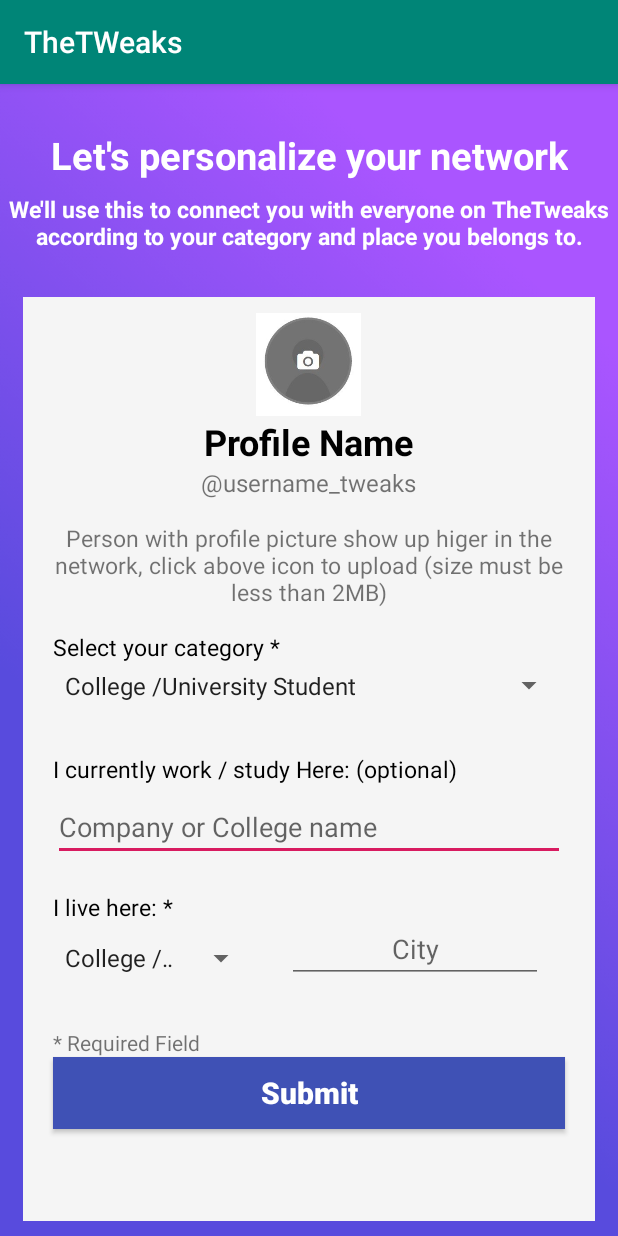
After one commit to snt4589/TheTWeaks, an Android app: the RegistrationActivity screen opened directly, with no data from a screen before it, on a phone screen of 412 x 824 dp. The commit adds this screen. Run offline under Robolectric (Android 15) with nearby library versions, the phone set to English and light mode, and no system bars.

Commit message:
Fnal registration page done

```diff
--- /dev/null
+++ b/app/src/main/java/com/thetweaks/snt/thetweaks/Activities/RegistrationActivity.java
@@ -0,0 +1,80 @@
+package com.thetweaks.snt.thetweaks.Activities;
+
+import android.support.v7.app.AppCompatActivity;
+import android.os.Bundle;
+import android.view.View;
+import android.widget.AdapterView;
+import android.widget.ArrayAdapter;
+import android.widget.Spinner;
+import android.widget.Toast;
+import com.thetweaks.snt.thetweaks.R;
+
+import java.util.ArrayList;
+import java.util.Arrays;
+import java.util.List;
+
+
+public class RegistrationActivity extends AppCompatActivity implements AdapterView.OnItemSelectedListener {
+    private Spinner categorySpinner, stateSpinner;
+
+    @Override
+    protected void onCreate(Bundle savedInstanceState) {
+        super.onCreate(savedInstanceState);
+        setContentView(R.layout.activity_registration);
+
+
+
+
+
+
+        Spinner categorySpinner = (Spinner) findViewById(R.id.category);
+        Spinner stateSpinner = (Spinner) findViewById(R.id.state_spinner);
+
+
+        categorySpinner.setOnItemSelectedListener(this);
+
+
+        List<String> categories = new ArrayList<String>(Arrays.asList("College /University Student","School",
+                "Student","Artist", "Author","Blogger","Banker","Coach","Comedian","Director","Doctor",
+                "Employee","Entrepreneur","Engineer","Model","Media People","Film Character","Journalist",
+                "Motivational Speaker","News Personality","Photographer","Politician","Public Figure",
+                "Scientist","Social Worker","Sportsperson","Teacher","Writer","Other"));
+
+        List<String> states = new ArrayList<String>(Arrays.asList("Andhra Pradesh","Arunachal Pradesh","Assam",
+                "Bihar","Chhattisgarh","Goa","Gujarat","Haryana","Himachal Pradesh",
+                "Jammu and Kashmir","Jharkhand","Karnataka","Kerala","Madhya Pradesh",
+                "Maharashtra","Manipur","Meghalaya","Mizoram","Nagaland","Odisha",
+                "Punjab","Rajasthan","Sikkim","Tamil Nadu","Telangana","Tripura","Uttar Pradesh"
+                ,"Uttarakhand","West Bengal"));
+
+
+
+        ArrayAdapter<String> dataAdapter = new ArrayAdapter<String>(this, android.R.layout.simple_spinner_item, categories);
+
+        ArrayAdapter<String> statesAdapter = new ArrayAdapter<String>(this, android.R.layout.simple_spinner_item, states);
+
+
+        dataAdapter.setDropDownViewResource(android.R.layout.simple_spinner_dropdown_item);
+        statesAdapter.setDropDownViewResource(android.R.layout.simple_spinner_dropdown_item);
+
+
+
+        categorySpinner.setAdapter(dataAdapter);
+        stateSpinner.setAdapter(dataAdapter);
+    }
+
+    @Override
+    public void onItemSelected(AdapterView<?> parent, View view, int position, long id) {
+
+        String item = parent.getItemAtPosition(position).toString();
+
+        Toast.makeText(parent.getContext(), "Selected: " + item, Toast.LENGTH_LONG).show();
+    }
+    public void onNothingSelected(AdapterView<?> arg0) {
+        // TODO Auto-generated method stub
+    }
+
+
+
+
+}
--- /dev/null
+++ b/app/src/main/res/layout/activity_registration.xml
@@ -0,0 +1,172 @@
+<?xml version="1.0" encoding="utf-8"?>
+<android.support.constraint.ConstraintLayout
+        xmlns:android="http://schemas.android.com/apk/res/android"
+        xmlns:tools="http://schemas.android.com/tools"
+        xmlns:app="http://schemas.android.com/apk/res-auto"
+        android:layout_width="match_parent"
+        android:layout_height="match_parent"
+        android:background="@drawable/background"
+        tools:context=".Activities.RegistrationActivity">
+
+    <TextView android:layout_width="wrap_content"
+              android:layout_height="wrap_content"
+              android:id="@+id/textview"
+              android:text="Let's personalize your network"
+              android:textSize="25dp"
+              android:textStyle="bold"
+              android:layout_marginTop="30dp"
+              app:layout_constraintTop_toTopOf="parent"
+              app:layout_constraintStart_toStartOf="parent"
+              app:layout_constraintEnd_toEndOf="parent"
+              android:fontFamily="sans-serif"
+              android:textColor="@android:color/background_light"/>
+
+    <TextView android:layout_width="wrap_content"
+              android:layout_height="wrap_content"
+              android:id="@+id/textView2"
+              android:layout_marginTop="8dp"
+              android:text="@string/personalize_description"
+              android:textColor="@android:color/background_light"
+              android:textSize="15dp"
+              android:textStyle="bold"
+              android:gravity="center"
+              app:layout_constraintTop_toBottomOf="@id/textview"/>
+
+    <LinearLayout android:layout_width="match_parent"
+                  android:layout_height="0dp"
+                  android:layout_marginTop="30dp"
+                  android:layout_marginLeft="15dp"
+                  android:layout_marginRight="15dp"
+                  android:layout_marginBottom="10dp"
+                  android:background="#F5F5F5"
+                  android:orientation="vertical"
+                  app:layout_constraintTop_toBottomOf="@id/textView2"
+                  app:layout_constraintBottom_toBottomOf="parent"
+                  android:id="@+id/layout1">
+
+        <ImageButton
+                android:id="@+id/set_profile_pic"
+                android:layout_width="70dp"
+                android:layout_gravity="center_horizontal"
+                android:layout_height="70dp"
+                android:layout_marginTop="10dp"
+                android:background="@android:color/transparent"
+                android:scaleType="fitCenter"
+                android:src="@drawable/profile"/>
+
+        <TextView
+                android:id="@+id/Profile_name"
+                android:layout_width="wrap_content"
+                android:layout_height="wrap_content"
+                android:text="Profile Name"
+                android:textStyle="bold"
+                android:textSize="24dp"
+                android:textColor="@android:color/black"
+                android:layout_gravity="center_horizontal"/>
+
+        <TextView
+                android:id="@+id/username"
+                android:layout_width="wrap_content"
+                android:layout_height="wrap_content"
+                android:layout_gravity="center_horizontal"
+                android:textSize="16dp"
+                android:text="@string/username_prompt"/>
+
+        <TextView android:layout_width="wrap_content" android:layout_height="wrap_content"
+        android:layout_gravity="center_horizontal"
+        android:gravity="center"
+        android:textSize="15dp"
+                  android:layout_margin="15dp"
+        android:text="@string/profile_pic_prompt"/>
+
+
+        <TextView android:layout_width="wrap_content"
+                  android:layout_height="wrap_content"
+                  android:layout_marginLeft="20dp"
+                  android:textSize="15dp"
+                  android:textColor="@android:color/black"
+                    android:text="Select your category *"/>
+        <Spinner
+                android:id="@+id/category"
+                android:layout_marginRight="20dp"
+                android:layout_marginLeft="20dp"
+                android:layout_marginBottom="30dp"
+                android:layout_width="match_parent"
+                android:layout_height="30dp"/>
+
+        <TextView android:layout_width="wrap_content"
+                  android:layout_height="wrap_content"
+                  android:layout_marginLeft="20dp"
+                  android:textSize="15dp"
+                  android:textColor="@android:color/black"
+                  android:text="I currently work / study Here: (optional)"/>
+
+        <EditText android:layout_width="match_parent"
+                  android:hint="Company or College name"
+                  android:layout_marginLeft="20dp"
+                  android:layout_marginTop="5dp"
+                  android:layout_marginRight="20dp"
+                  android:layout_height="wrap_content"/>
+
+        <TextView android:layout_width="wrap_content"
+                  android:layout_height="wrap_content"
+                  android:layout_marginLeft="20dp"
+                  android:layout_marginTop="20dp"
+                  android:textSize="15dp"
+                  android:textColor="@android:color/black"
+                  android:text="I live here: *"/>
+
+        <LinearLayout android:layout_width="match_parent"
+                      android:orientation="horizontal"
+                      android:weightSum="1"
+                      android:layout_height="wrap_content">
+
+            <Spinner
+                    android:id="@+id/state_spinner"
+                    android:layout_width="0dp"
+                     android:layout_weight="0.4"
+                     android:layout_marginLeft="20dp"
+                     android:layout_marginRight="20dp"
+                     android:layout_marginBottom="10dp"
+                     android:layout_height="40dp"/>
+
+            <EditText
+                    android:id="@+id/city"
+                    android:layout_width="0dp"
+                    android:layout_weight="0.5"
+                    android:hint="City"
+                    android:gravity="center_horizontal"
+                    android:layout_height="40dp"/>
+
+
+
+        </LinearLayout>
+
+        <TextView android:layout_width="wrap_content"
+                  android:layout_marginLeft="20dp"
+                  android:layout_marginTop="20dp"
+                  android:text="* Required Field"
+                  android:layout_height="wrap_content"/>
+
+         <Button
+                 android:id="@+id/submit_btn"
+                 android:layout_width="match_parent"
+                 android:layout_marginLeft="20dp"
+                 android:layout_marginRight="20dp"
+                 android:text="Submit"
+                 android:textSize="20dp"
+                 android:textAllCaps="false"
+                 android:textStyle="bold"
+                 android:textColor="@android:color/background_light"
+                 android:background="#3F51B5"
+                 android:layout_height="wrap_content"/>
+
+
+
+    </LinearLayout>
+
+
+
+
+
+</android.support.constraint.ConstraintLayout>
--- a/app/src/main/res/layout/activity_signup.xml
+++ b/app/src/main/res/layout/activity_signup.xml
@@ -20,33 +20,20 @@
                 app:layout_constraintEnd_toEndOf="parent"
                 android:id="@+id/maintext"
                 android:textSize="50sp"
+                android:layout_marginBottom="15dp"
                 app:fontFamily="sans-serif-black"
 
                 android:textColor="#ffff" android:layout_marginTop="32dp" app:layout_constraintTop_toTopOf="parent"/>
-        <Button
-                android:text="Register"
-                android:layout_width="0dp"
-                android:layout_height="wrap_content"
-                app:layout_constraintTop_toBottomOf="@id/layout1"
-                app:layout_constraintStart_toStartOf="parent"
-                app:layout_constraintEnd_toEndOf="parent"
-                android:id="@+id/sign_up_button"
-                android:background="@drawable/button_edit"
 
-                app:layout_constraintHorizontal_bias="0.0"
-                android:layout_marginLeft="32dp"
-                android:layout_marginStart="32dp"
-                android:layout_marginEnd="32dp"
-                android:layout_marginBottom="62dp"
-                android:layout_marginRight="32dp"
-                android:layout_marginTop="20dp"/>
+
 
         <LinearLayout android:layout_width="match_parent"
                       app:layout_constraintTop_toBottomOf="@id/maintext"
+                      app:layout_constraintBottom_toTopOf="@id/bottom"
                       android:background="#607D8B"
                       android:id="@+id/layout1"
                       android:orientation="vertical"
-                      android:layout_margin="5dp"
+                      android:layout_margin="15dp"
                       android:weightSum="1"
                       android:layout_height="wrap_content">
 
@@ -55,7 +42,7 @@
                       android:layout_gravity="center_horizontal"
                       android:textSize="30dp"
                       android:layout_marginBottom="32dp"
-                      android:text="Create User Account"
+                      android:text="Create user account"
                       android:textColor="@android:color/background_light"/>
 
             <LinearLayout android:layout_width="match_parent"
@@ -170,6 +157,28 @@
                     android:gravity="center"
                     android:inputType="textWebPassword"/>
 
+            <Button
+                    android:text="Join Now"
+                    android:layout_width="match_parent"
+                    android:layout_height="wrap_content"
+                    android:id="@+id/sign_up_button"
+                    android:background="@drawable/button_edit"
+
+                    android:layout_marginLeft="32dp"
+                    android:layout_marginStart="32dp"
+                    android:layout_marginEnd="32dp"
+                    android:layout_marginBottom="5dp"
+                    android:layout_marginRight="32dp"
+                    android:layout_marginTop="20dp"/>
+
+            <Button android:layout_width="match_parent"
+                    android:layout_height="36dp"
+                    android:textColor="@android:color/background_light"
+                    android:background="@android:color/transparent"
+                    android:gravity="center"
+                    android:layout_gravity="center_horizontal"
+                    android:text="Create an organisation account"/>
+
 
 
 
@@ -179,6 +188,7 @@
         <LinearLayout
                 android:orientation="horizontal"
                 android:layout_width="wrap_content"
+                android:id="@+id/bottom"
                 android:layout_height="55dp"
                 android:paddingTop="2dp"
                 android:layout_marginLeft="5dp"
--- a/app/src/main/res/values/strings.xml
+++ b/app/src/main/res/values/strings.xml
@@ -22,4 +22,10 @@
     <string name="feed_welcome_text">Let your community know the things you care about with a Tweaks of your own
     </string>
     <string name="username_prompt">\@username_tweaks</string>
+    <string name="personalize_description">We\'ll use this to connect you with everyone on TheTweaks according to your
+        category and place you belongs to.
+    </string>
+    <string name="profile_pic_prompt">Person with profile picture show up higer in the network, click above icon to
+        upload (size must be less than 2MB)
+    </string>
 </resources>
```
Also changed, not shown: app/src/main/AndroidManifest.xml (+7 -5 lines).
